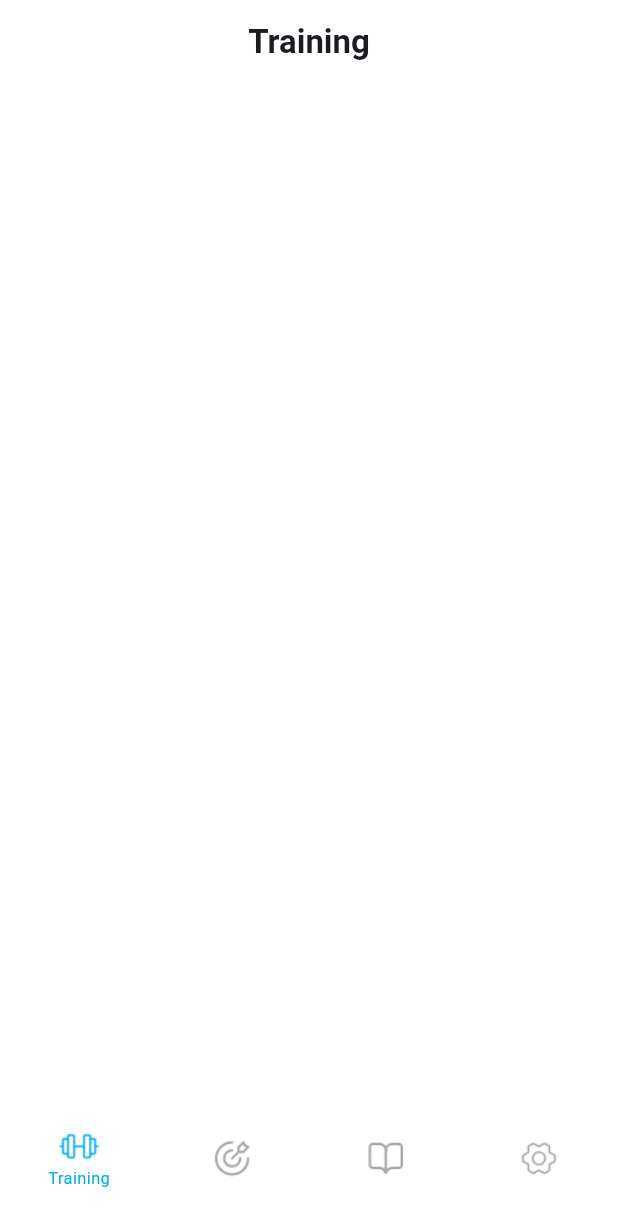
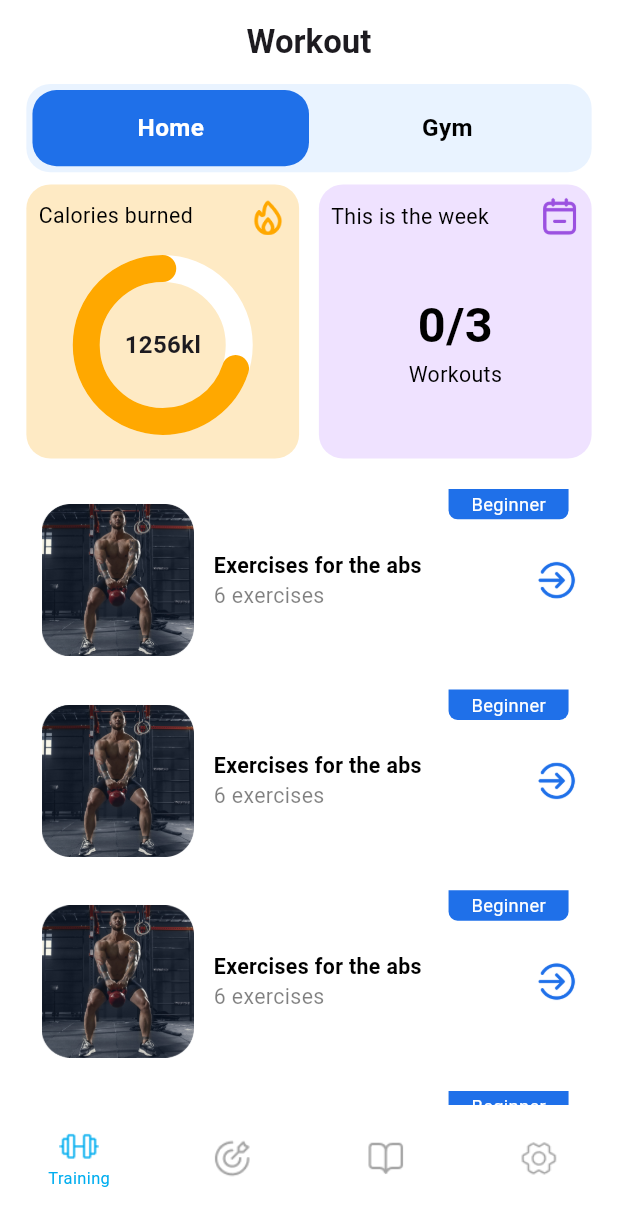
Before and after one commit to ramilsalihar/athlete, a Flutter app: the screen it shows after launch, on a phone screen of 412 x 824 dp. Shown: the top 1226 px of the screen. Run offline on Flutter 3.47's test engine with Material 3 defaults, Android fonts, the phone set to English and light mode, and no system bars; drawn by our look-alikes of percent_indicator; our stand-ins replace flutter_screenutil, hive_flutter, image_picker, shared_preferences, smooth_page_indicator; accounts and stored records are empty; Roboto replaces fonts that are missing (SFProDisplay).

Commit message:
add cgange

```diff
--- a/lib/aag_training/aag_training.dart
+++ b/lib/aag_training/aag_training.dart
@@ -1,5 +1,8 @@
+import 'package:athlete_go/aag_training/home_page.dart';
 import 'package:athlete_go/core/aag_app_fonts.dart';
+import 'package:athlete_go/core/aag_colors.dart';
 import 'package:flutter/material.dart';
+import 'package:flutter_screenutil/flutter_screenutil.dart';
 
 class AagTraining extends StatefulWidget {
   const AagTraining({super.key});
@@ -9,6 +12,7 @@ class AagTraining extends StatefulWidget {
 }
 
 class _AagTrainingState extends State<AagTraining> {
+  bool page = true;
   @override
   Widget build(BuildContext context) {
     return Scaffold(
@@ -18,8 +22,92 @@ class _AagTrainingState extends State<AagTraining> {
         surfaceTintColor: Colors.transparent,
         backgroundColor: Colors.white,
         title: Text(
-          'Training',
+          'Workout',
           style: AagAppFonts.s20w700,
+        ),
+      ),
+      body: Padding(
+        padding: EdgeInsets.symmetric(horizontal: 16.w),
+        child: Column(
+          children: [
+            Container(
+              padding: EdgeInsets.all(4.r),
+              width: double.infinity,
+              decoration: BoxDecoration(
+                color: AagAppColors.blueBg,
+                borderRadius: BorderRadius.circular(16),
+              ),
+              child: Row(
+                children: [
+                  Expanded(
+                    child: InkWell(
+                      onTap: () {
+                        setState(() {
+                          page = true;
+                        });
+                      },
+                      child: Container(
+                        height: 50.h,
+                        width: double.infinity,
+                        decoration: BoxDecoration(
+                          color: page == true
+                              ? AagAppColors.blue
+                              : AagAppColors.blueBg,
+                          borderRadius: BorderRadius.circular(16),
+                        ),
+                        child: Center(
+                          child: Text(
+                            'Home',
+                            style: TextStyle(
+                              fontSize: 16.h,
+                              fontWeight: FontWeight.w700,
+                              color: page == true ? Colors.white : Colors.black,
+                            ),
+                          ),
+                        ),
+                      ),
+                    ),
+                  ),
+                  Expanded(
+                    child: InkWell(
+                      onTap: () {
+                        setState(() {
+                          page = false;
+                        });
+                      },
+                      child: Container(
+                        height: 50.h,
+                        width: double.infinity,
+                        decoration: BoxDecoration(
+                          color: page == false
+                              ? AagAppColors.blue
+                              : AagAppColors.blueBg,
+                          borderRadius: BorderRadius.circular(16),
+                        ),
+                        child: Center(
+                          child: Text(
+                            'Gym',
+                            style: TextStyle(
+                              fontSize: 16.h,
+                              fontWeight: FontWeight.w700,
+                              color:
+                                  page == false ? Colors.white : Colors.black,
+                            ),
+                          ),
+                        ),
+                      ),
+                    ),
+                  ),
+                ],
+              ),
+            ),
+            SizedBox(height: 8.h),
+            page == true
+                ? const Expanded(
+                    child: HomePage(),
+                  )
+                : const SizedBox()
+          ],
         ),
       ),
     );
--- /dev/null
+++ b/lib/aag_training/home_page.dart
@@ -0,0 +1,133 @@
+import 'package:athlete_go/aag_training/widgets/home_widget.dart';
+import 'package:flutter/material.dart';
+import 'package:flutter_screenutil/flutter_screenutil.dart';
+import 'package:percent_indicator/circular_percent_indicator.dart';
+
+class HomePage extends StatelessWidget {
+  const HomePage({super.key});
+
+  @override
+  Widget build(BuildContext context) {
+    return Column(
+      children: [
+        Row(
+          children: [
+            Expanded(
+              child: Container(
+                padding: EdgeInsets.all(8.r),
+                height: 180.h,
+                width: double.infinity,
+                decoration: BoxDecoration(
+                  color: const Color(0xffFEEAC4),
+                  borderRadius: BorderRadius.circular(16),
+                ),
+                child: Column(
+                  children: [
+                    Row(
+                      mainAxisAlignment: MainAxisAlignment.spaceBetween,
+                      children: [
+                        Text(
+                          'Calories burned',
+                          style: TextStyle(
+                            fontSize: 14.h,
+                            fontWeight: FontWeight.w400,
+                            color: Colors.black,
+                          ),
+                        ),
+                        Image.asset(
+                          'assets/images/ic_burn.png',
+                          width: 23.w,
+                        )
+                      ],
+                    ),
+                    SizedBox(height: 12.h),
+                    SizedBox(
+                      height: 120.h,
+                      child: CircularPercentIndicator(
+                        radius: 60,
+                        lineWidth: 18.0,
+                        animation: true,
+                        percent: 0.7,
+                        center: const Text(
+                          "1256kl",
+                          style: TextStyle(
+                            fontWeight: FontWeight.w700,
+                            fontSize: 16,
+                          ),
+                        ),
+                        circularStrokeCap: CircularStrokeCap.round,
+                        progressColor: const Color(0xffFFA800),
+                        backgroundColor: Colors.white,
+                        reverse: true,
+                      ),
+                    ),
+                  ],
+                ),
+              ),
+            ),
+            SizedBox(width: 12.w),
+            Expanded(
+              child: Container(
+                padding: EdgeInsets.all(8.r),
+                height: 180.h,
+                width: double.infinity,
+                decoration: BoxDecoration(
+                  color: const Color(0xffEFE2FF),
+                  borderRadius: BorderRadius.circular(16),
+                ),
+                child: Column(
+                  children: [
+                    Row(
+                      mainAxisAlignment: MainAxisAlignment.spaceBetween,
+                      children: [
+                        Text(
+                          'This is the week ',
+                          style: TextStyle(
+                            fontSize: 14.h,
+                            fontWeight: FontWeight.w400,
+                            color: Colors.black,
+                          ),
+                        ),
+                        Image.asset(
+                          'assets/images/calendarIcon.png',
+                          width: 24.w,
+                        )
+                      ],
+                    ),
+                    SizedBox(height: 36.h),
+                    Text(
+                      '0/3',
+                      style: TextStyle(
+                        fontSize: 32.h,
+                        fontWeight: FontWeight.w700,
+                        color: Colors.black,
+                      ),
+                    ),
+                    Text(
+                      'Workouts',
+                      style: TextStyle(
+                        fontSize: 14.h,
+                        fontWeight: FontWeight.w400,
+                        color: Colors.black,
+                      ),
+                    ),
+                  ],
+                ),
+              ),
+            ),
+          ],
+        ),
+        SizedBox(height: 4.h),
+        Expanded(
+          child: ListView.separated(
+            padding: EdgeInsets.symmetric(vertical: 16.h),
+            shrinkWrap: true,
+            itemCount: 6,
+            separatorBuilder: (context, index) => const SizedBox(height: 12),
+            itemBuilder: (context, index) => const HomeWidget(),
+          ),
+        ),
+      ],
+    );
+  }
+}
--- /dev/null
+++ b/lib/aag_training/widgets/home_widget.dart
@@ -0,0 +1,92 @@
+import 'package:athlete_go/aag_training/workout_details.dart';
+import 'package:athlete_go/core/aag_colors.dart';
+import 'package:flutter/material.dart';
+import 'package:flutter_screenutil/flutter_screenutil.dart';
+
+class HomeWidget extends StatelessWidget {
+  const HomeWidget({super.key});
+
+  @override
+  Widget build(BuildContext context) {
+    return InkWell(
+      onTap: () {
+        Navigator.push(
+          context,
+          MaterialPageRoute(
+            builder: (context) => const WorkoutDetails(),
+          ),
+        );
+      },
+      child: Stack(
+        children: [
+          Container(
+            padding: EdgeInsets.all(10.r),
+            width: double.infinity,
+            height: 120.h,
+            child: Row(
+              children: [
+                Image.asset(
+                  'assets/images/imageTr.png',
+                ),
+                SizedBox(width: 12.w),
+                Expanded(
+                  child: Column(
+                    mainAxisAlignment: MainAxisAlignment.center,
+                    crossAxisAlignment: CrossAxisAlignment.start,
+                    children: [
+                      Text(
+                        'Exercises for the abs ',
+                        style: TextStyle(
+                          fontSize: 14.h,
+                          fontWeight: FontWeight.w700,
+                          color: Colors.black,
+                        ),
+                      ),
+                      Text(
+                        '6 exercises',
+                        style: TextStyle(
+                          fontSize: 14.h,
+                          fontWeight: FontWeight.w400,
+                          color: Colors.black.withOpacity(0.5),
+                        ),
+                      ),
+                    ],
+                  ),
+                ),
+                Image.asset(
+                  'assets/images/rightICon.png',
+                  width: 24.w,
+                ),
+              ],
+            ),
+          ),
+          Positioned(
+            top: 0.r,
+            right: 14.w,
+            child: Container(
+              width: 80,
+              height: 20.h,
+              decoration: const BoxDecoration(
+                color: AagAppColors.blue,
+                borderRadius: BorderRadius.only(
+                  bottomLeft: Radius.circular(6),
+                  bottomRight: Radius.circular(6),
+                ),
+              ),
+              child: Center(
+                child: Text(
+                  'Beginner',
+                  style: TextStyle(
+                    fontSize: 12.h,
+                    fontWeight: FontWeight.w400,
+                    color: Colors.white,
+                  ),
+                ),
+              ),
+            ),
+          ),
+        ],
+      ),
+    );
+  }
+}
--- a/pubspec.yaml
+++ b/pubspec.yaml
@@ -56,6 +56,7 @@ dependencies:
   flutter_bloc: ^8.1.1
   freezed: ^2.1.1
   freezed_annotation: ^2.1.0
+  percent_indicator: ^4.2.3
 
 
   # The following adds the Cupertino Icons font to your application.
```
Also changed, not shown: lib/aag_training/finish.dart (added, +142 -0 lines), lib/aag_training/workout_details.dart (added, +223 -0 lines), assets/images/imageTr.png (added), pubspec.lock.
